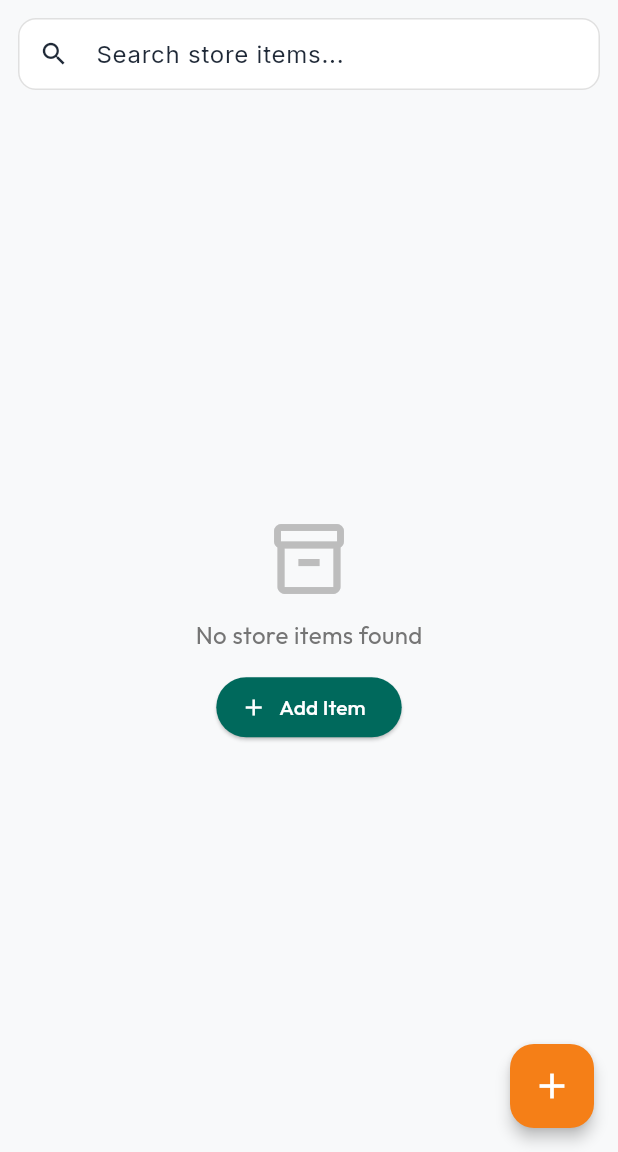
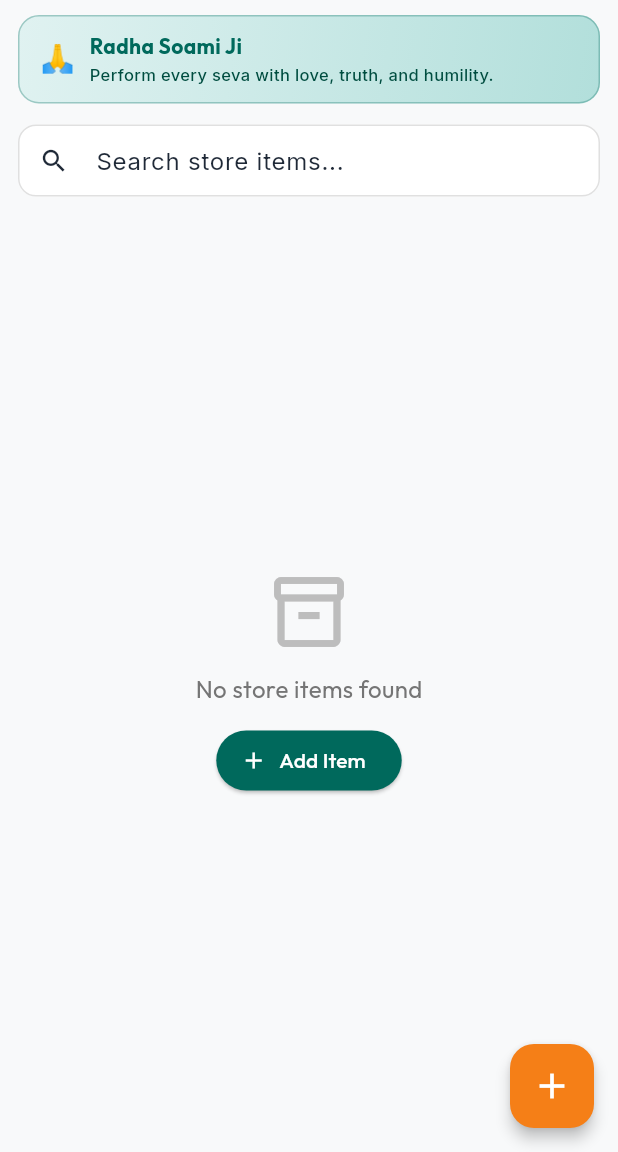
Before and after one commit to vansh-121/RSSB-Store-App, a Flutter app: the screen it shows after launch, on a phone screen of 412 x 824 dp, the part 84-1236 px from its top. Run offline on Flutter 3.47's test engine with Material 3 defaults, Android fonts, the phone set to English and light mode, and no system bars; our stand-ins replace cloud_firestore, connectivity_plus, firebase_core, google_fonts, shared_preferences; accounts and stored records are empty.

Commit message:
feat: implement HomeScreen with volunteer login dialog and inventory management navigation

```diff
--- a/lib/screens/home_screen.dart
+++ b/lib/screens/home_screen.dart
@@ -196,6 +196,7 @@ class _HomeScreenState extends State<HomeScreen> {
   @override
   Widget build(BuildContext context) {
     final provider = Provider.of<InventoryProvider>(context);
+    final isDark = Theme.of(context).brightness == Brightness.dark;
     final items = provider.filteredItems;
 
     return Scaffold(
@@ -328,6 +329,58 @@ class _HomeScreenState extends State<HomeScreen> {
               ),
             ),
 
+          // Radha Soami Ji Spiritual Greeting Banner
+          Container(
+            width: double.infinity,
+            margin: const EdgeInsets.fromLTRB(12, 10, 12, 2),
+            padding: const EdgeInsets.symmetric(horizontal: 14, vertical: 10),
+            decoration: BoxDecoration(
+              gradient: LinearGradient(
+                colors: isDark
+                    ? [const Color(0xFF004D40), const Color(0xFF00695C)]
+                    : [const Color(0xFFE0F2F1), const Color(0xFFB2DFDB)],
+                begin: Alignment.topLeft,
+                end: Alignment.bottomRight,
+              ),
+              borderRadius: BorderRadius.circular(14),
+              border: Border.all(
+                color: isDark
+                    ? AppTheme.primaryLightTeal.withOpacity(0.3)
+                    : AppTheme.primaryTeal.withOpacity(0.3),
+              ),
+            ),
+            child: Row(
+              children: [
+                const Text('🙏', style: TextStyle(fontSize: 18)),
+                const SizedBox(width: 10),
+                Expanded(
+                  child: Column(
+                    crossAxisAlignment: CrossAxisAlignment.start,
+                    children: [
+                      Text(
+                        'Radha Soami Ji ${provider.isVolunteerNameSet ? "• ${provider.volunteerName}" : ""}',
+                        style: GoogleFonts.outfit(
+                          fontSize: 14,
+                          fontWeight: FontWeight.bold,
+                          color: isDark ? Colors.white : AppTheme.primaryTeal,
+                        ),
+                      ),
+                      const SizedBox(height: 1),
+                      Text(
+                        'Perform every seva with love, truth, and humility.',
+                        style: GoogleFonts.inter(
+                          fontSize: 11,
+                          fontWeight: FontWeight.w500,
+                          color: isDark ? Colors.teal[100] : Colors.teal[900],
+                        ),
+                      ),
+                    ],
+                  ),
+                ),
+              ],
+            ),
+          ),
+
           // Simple Search Bar
           Padding(
             padding: const EdgeInsets.all(12.0),
```
